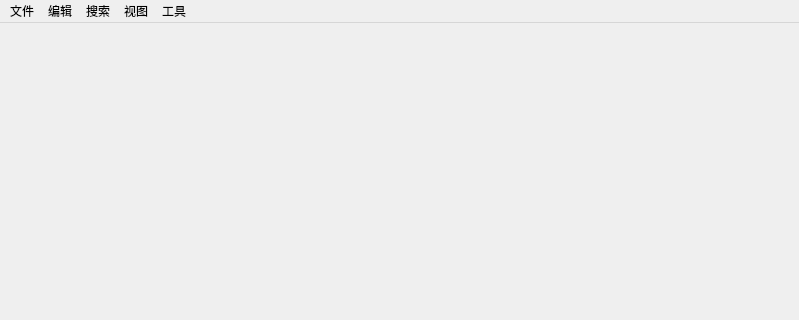
Qt form gui/designer/main_window.ui (BlueWhaleMain/cipher-manager) before a commit; both pictures show x 0 to 799 and y 0 to 320 of the 799 by 600 pixel window.
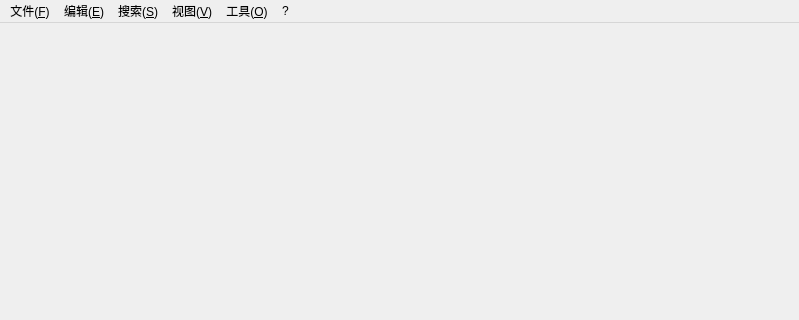
The same form after that commit.

```diff
--- a/gui/designer/main_window.ui
+++ b/gui/designer/main_window.ui
@@ -39,7 +39,7 @@
      <string/>
     </property>
     <property name="title">
-     <string>文件</string>
+     <string>文件(&amp;F)</string>
     </property>
     <addaction name="action_new"/>
     <addaction name="action_open"/>
@@ -51,7 +51,7 @@
    </widget>
    <widget class="QMenu" name="menu_edit">
     <property name="title">
-     <string>编辑</string>
+     <string>编辑(&amp;E)</string>
     </property>
     <widget class="QMenu" name="menu">
      <property name="title">
@@ -64,13 +64,13 @@
    </widget>
    <widget class="QMenu" name="menu_search">
     <property name="title">
-     <string>搜索</string>
+     <string>搜索(&amp;S)</string>
     </property>
     <addaction name="action_search"/>
    </widget>
    <widget class="QMenu" name="menu_tools">
     <property name="title">
-     <string>工具</string>
+     <string>工具(&amp;O)</string>
     </property>
     <addaction name="action_hash_tools"/>
     <addaction name="action_encrypt_test"/>
@@ -78,18 +78,25 @@
    </widget>
    <widget class="QMenu" name="menu_view">
     <property name="title">
-     <string>视图</string>
+     <string>视图(&amp;V)</string>
     </property>
     <addaction name="action_stay_on_top"/>
     <addaction name="action_notes_mode"/>
     <addaction name="separator"/>
     <addaction name="action_auto_lock"/>
    </widget>
+   <widget class="QMenu" name="menu_help">
+    <property name="title">
+     <string>?</string>
+    </property>
+    <addaction name="action_about"/>
+   </widget>
    <addaction name="menu_file"/>
    <addaction name="menu_edit"/>
    <addaction name="menu_search"/>
    <addaction name="menu_view"/>
    <addaction name="menu_tools"/>
+   <addaction name="menu_help"/>
   </widget>
   <widget class="QStatusBar" name="statusbar"/>
   <action name="action_new">
```
Left out of the diff: 47 changed lines with no effect on the pictures.
